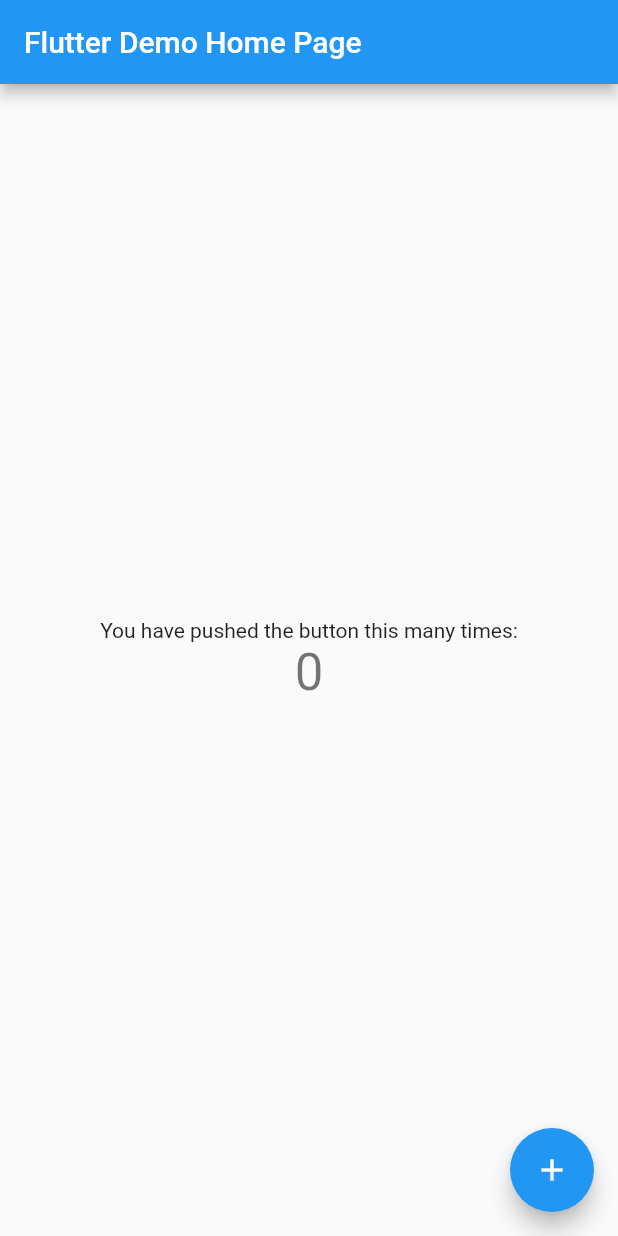
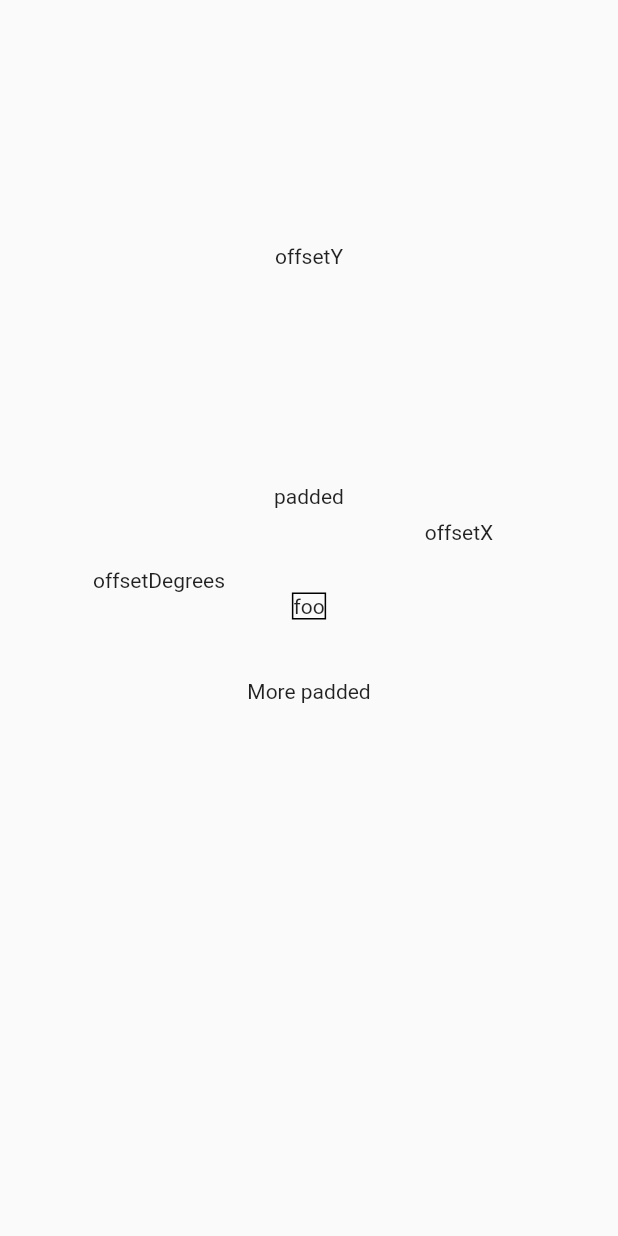
Before and after one commit to lukepighetti/flutter_swiftui, a Flutter app: the screen it shows after launch, on a phone screen of 412 x 824 dp. Run offline on Flutter 3.47's test engine with Material 2 defaults, Android fonts, the phone set to English and light mode, and no system bars.

Commit message:
basic example

```diff
--- a/example/lib/main.dart
+++ b/example/lib/main.dart
@@ -1,111 +1,36 @@
 import 'package:flutter/material.dart';
+import 'package:swiftui/swiftui.dart';
 
 void main() => runApp(MyApp());
 
 class MyApp extends StatelessWidget {
-  // This widget is the root of your application.
   @override
   Widget build(BuildContext context) {
     return MaterialApp(
       title: 'Flutter Demo',
       theme: ThemeData(
-        // This is the theme of your application.
-        //
-        // Try running your application with "flutter run". You'll see the
-        // application has a blue toolbar. Then, without quitting the app, try
-        // changing the primarySwatch below to Colors.green and then invoke
-        // "hot reload" (press "r" in the console where you ran "flutter run",
-        // or simply save your changes to "hot reload" in a Flutter IDE).
-        // Notice that the counter didn't reset back to zero; the application
-        // is not restarted.
         primarySwatch: Colors.blue,
       ),
-      home: MyHomePage(title: 'Flutter Demo Home Page'),
+      home: Material(
+        child: _Home(),
+      ),
     );
   }
 }
 
-class MyHomePage extends StatefulWidget {
-  MyHomePage({Key key, this.title}) : super(key: key);
-
-  // This widget is the home page of your application. It is stateful, meaning
-  // that it has a State object (defined below) that contains fields that affect
-  // how it looks.
-
-  // This class is the configuration for the state. It holds the values (in this
-  // case the title) provided by the parent (in this case the App widget) and
-  // used by the build method of the State. Fields in a Widget subclass are
-  // always marked "final".
-
-  final String title;
-
-  @override
-  _MyHomePageState createState() => _MyHomePageState();
-}
-
-class _MyHomePageState extends State<MyHomePage> {
-  int _counter = 0;
-
-  void _incrementCounter() {
-    setState(() {
-      // This call to setState tells the Flutter framework that something has
-      // changed in this State, which causes it to rerun the build method below
-      // so that the display can reflect the updated values. If we changed
-      // _counter without calling setState(), then the build method would not be
-      // called again, and so nothing would appear to happen.
-      _counter++;
-    });
-  }
-
+class _Home extends StatelessWidget {
   @override
   Widget build(BuildContext context) {
-    // This method is rerun every time setState is called, for instance as done
-    // by the _incrementCounter method above.
-    //
-    // The Flutter framework has been optimized to make rerunning build methods
-    // fast, so that you can just rebuild anything that needs updating rather
-    // than having to individually change instances of widgets.
-    return Scaffold(
-      appBar: AppBar(
-        // Here we take the value from the MyHomePage object that was created by
-        // the App.build method, and use it to set our appbar title.
-        title: Text(widget.title),
-      ),
-      body: Center(
-        // Center is a layout widget. It takes a single child and positions it
-        // in the middle of the parent.
-        child: Column(
-          // Column is also a layout widget. It takes a list of children and
-          // arranges them vertically. By default, it sizes itself to fit its
-          // children horizontally, and tries to be as tall as its parent.
-          //
-          // Invoke "debug painting" (press "p" in the console, choose the
-          // "Toggle Debug Paint" action from the Flutter Inspector in Android
-          // Studio, or the "Toggle Debug Paint" command in Visual Studio Code)
-          // to see the wireframe for each widget.
-          //
-          // Column has various properties to control how it sizes itself and
-          // how it positions its children. Here we use mainAxisAlignment to
-          // center the children vertically; the main axis here is the vertical
-          // axis because Columns are vertical (the cross axis would be
-          // horizontal).
-          mainAxisAlignment: MainAxisAlignment.center,
-          children: <Widget>[
-            Text(
-              'You have pushed the button this many times:',
-            ),
-            Text(
-              '$_counter',
-              style: Theme.of(context).textTheme.display1,
-            ),
-          ],
-        ),
-      ),
-      floatingActionButton: FloatingActionButton(
-        onPressed: _incrementCounter,
-        tooltip: 'Increment',
-        child: Icon(Icons.add),
-      ), // This trailing comma makes auto-formatting nicer for build methods.
+    return Column(
+      mainAxisAlignment: MainAxisAlignment.center,
+      children: <Widget>[
+        Text("padded").padded(8),
+        Text("offsetX").offsetX(100),
+        Text("offsetY").offsetY(-200),
+        Text("offsetDegrees").offsetDegrees(180, 100),
+        Text("foo").border(Border.all()),
+        Text("More padded").padded(40),
+      ],
     );
   }
 }
--- a/example/pubspec.yaml
+++ b/example/pubspec.yaml
@@ -14,7 +14,7 @@ description: A new Flutter project.
 version: 1.0.0+1
 
 environment:
-  sdk: ">=2.1.0 <3.0.0"
+  sdk: ">=2.6.0-dev <3.0.0"
 
 dependencies:
   flutter:
@@ -23,6 +23,8 @@ dependencies:
   # The following adds the Cupertino Icons font to your application.
   # Use with the CupertinoIcons class for iOS style icons.
   cupertino_icons: ^0.1.2
+  swiftui:
+    path: ../
 
 dev_dependencies:
   flutter_test:
--- a/lib/src/view.dart
+++ b/lib/src/view.dart
@@ -1,3 +1,5 @@
+import 'dart:math';
+
 import 'package:flutter/widgets.dart';
 
 /// Implementation of SwiftUI View transformations.
@@ -81,7 +83,18 @@ extension SettingThePositionOfAView on Widget {
       Transform.translate(offset: offset, child: this);
 
   /// Offsets the view by the specified horizontal and vertical distances.
-  Widget offsetOnly({double x, double y}) => offset(Offset(x, y));
+  // Widget offsetOnly({double x = 0.0, double y = 0.0}) =>
+  //     Transform.translate(offset: Offset(x, y), child: this);
+
+  Widget offsetX(double x) =>
+      Transform.translate(offset: Offset(x, 0.0), child: this);
+
+  Widget offsetY(double y) =>
+      Transform.translate(offset: Offset(0.0, y), child: this);
+
+  Widget offsetDegrees(double degrees, double distance) => Transform.translate(
+      offset: Offset.fromDirection(2 * pi * (degrees / 360), distance),
+      child: this);
 
   /// func edgesIgnoringSafeArea(Edge.Set) -> View
   /// Extends the view out of the safe area on the specified edges.
@@ -97,11 +110,11 @@ extension AligningViews on Widget {
 
 extension AdjustingThePaddingOfAView on Widget {
   /// Pads the view along all edge insets by the specified amount.
-  Widget padding(double amount) =>
+  Widget padded(double amount) =>
       Padding(padding: EdgeInsets.all(amount), child: this);
 
   /// Pads the view using the specified edge insets.
-  Widget paddingInsets(EdgeInsets insets) =>
+  Widget paddedInsets(EdgeInsets insets) =>
       Padding(padding: insets, child: this);
 
   /// func padding(Edge.Set, CGFloat?) -> View
@@ -111,15 +124,21 @@ extension AdjustingThePaddingOfAView on Widget {
 extension SettingTheForegroundOrBackgroundOfAView on Widget {
   /// func overlay<Overlay>(Overlay, alignment: Alignment) -> View
   /// Layers a secondary view in front of the view.
-  Widget overlay(Widget overlay, Alignment alignment) =>
-      Stack(alignment: Alignment.center, children: <Widget>[this, overlay]);
+  Widget overlay(
+    Widget overlay, [
+    Alignment alignment = Alignment.center,
+  ]) =>
+      Stack(alignment: alignment, children: <Widget>[this, overlay]);
 
   /// func foregroundColor(Color?) -> View
   /// Sets the color that the view uses for foreground elements.
 
   /// func background<Background>(Background, alignment: Alignment) -> View
-  Widget background(Widget background, Alignment alignment) =>
-      Stack(alignment: Alignment.center, children: <Widget>[background, this]);
+  Widget background(
+    Widget background, [
+    Alignment alignment = Alignment.center,
+  ]) =>
+      Stack(alignment: alignment, children: <Widget>[background, this]);
 
   /// func zIndex(Double) -> View
   /// Controls the display order of overlapping views.
--- a/pubspec.yaml
+++ b/pubspec.yaml
@@ -5,7 +5,7 @@ author: Luke Pighetti <lukepighetti@theyakka.com>
 homepage: https://github.com/lukepighetti/flutter_swiftui
 
 environment:
-  sdk: ">=2.6.0 <3.0.0"
+  sdk: ">=2.6.0-dev <3.0.0"
 
 dependencies:
   flutter:
```
Also changed, not shown: example/pubspec.lock, pubspec.lock.
